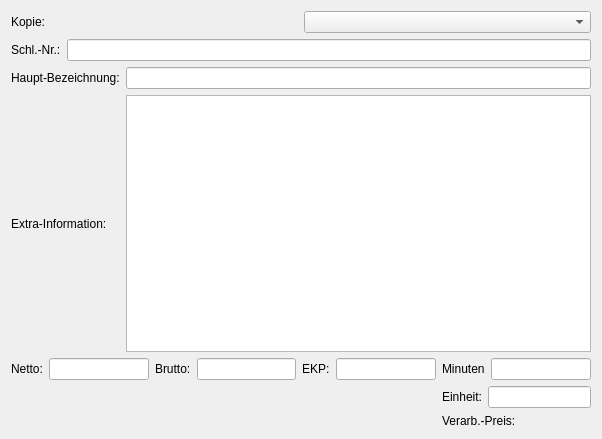
Above: form/material_content.ui from romanweissflog/FAKT before the change. Below: the same form after it.
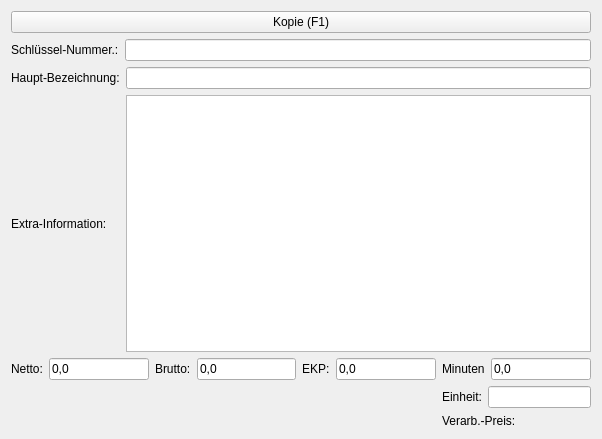
That is the form after the change. Custom widgets are drawn as their Qt base class.

The edit to the form file:
```diff
--- a/form/material_content.ui
+++ b/form/material_content.ui
@@ -15,25 +15,18 @@
   </property>
   <layout class="QVBoxLayout" name="verticalLayout">
    <item>
-    <layout class="QHBoxLayout" name="horizontalLayout_11">
-     <item>
-      <widget class="QLabel" name="label_6">
-       <property name="text">
-        <string>Kopie:</string>
-       </property>
-      </widget>
-     </item>
-     <item>
-      <widget class="QComboBox" name="copyBox"/>
-     </item>
-    </layout>
+    <widget class="QPushButton" name="buttonCopy">
+     <property name="text">
+      <string>Kopie (F1)</string>
+     </property>
+    </widget>
    </item>
    <item>
     <layout class="QHBoxLayout" name="horizontalLayout">
      <item>
       <widget class="QLabel" name="label">
        <property name="text">
-        <string>Schl.-Nr.:</string>
+        <string>Schlüssel-Nummer.:</string>
        </property>
       </widget>
      </item>
@@ -96,7 +89,11 @@
         </widget>
        </item>
        <item>
-        <widget class="QLineEdit" name="editMinutes"/>
+        <widget class="QLineEdit" name="editMinutes">
+         <property name="text">
+          <string>0,0</string>
+         </property>
+        </widget>
        </item>
       </layout>
      </item>
@@ -110,7 +107,11 @@
         </widget>
        </item>
        <item>
-        <widget class="QLineEdit" name="editNetto"/>
+        <widget class="QLineEdit" name="editNetto">
+         <property name="text">
+          <string>0,0</string>
+         </property>
+        </widget>
        </item>
       </layout>
      </item>
@@ -124,7 +125,11 @@
         </widget>
        </item>
        <item>
-        <widget class="QLineEdit" name="editBrutto"/>
+        <widget class="QLineEdit" name="editBrutto">
+         <property name="text">
+          <string>0,0</string>
+         </property>
+        </widget>
        </item>
       </layout>
      </item>
@@ -138,7 +143,11 @@
         </widget>
        </item>
        <item>
-        <widget class="QLineEdit" name="editEkp"/>
+        <widget class="QLineEdit" name="editEkp">
+         <property name="text">
+          <string>0,0</string>
+         </property>
+        </widget>
        </item>
       </layout>
      </item>
@@ -171,17 +180,17 @@
   </layout>
  </widget>
  <customwidgets>
+  <customwidget>
+   <class>PageTextEdit</class>
+   <extends>QTextEdit</extends>
+   <header>functionality/utils.h</header>
+  </customwidget>
   <customwidget>
    <class>MaterialContent</class>
    <extends>QWidget</extends>
    <header>pages/material_page.h</header>
    <container>1</container>
   </customwidget>
-  <customwidget>
-   <class>PageTextEdit</class>
-   <extends>QTextEdit</extends>
-   <header>functionality/utils.h</header>
-  </customwidget>
  </customwidgets>
  <tabstops>
   <tabstop>copyBox</tabstop>
```
Left out of the diff: 20 changed lines with no effect on the pictures.
